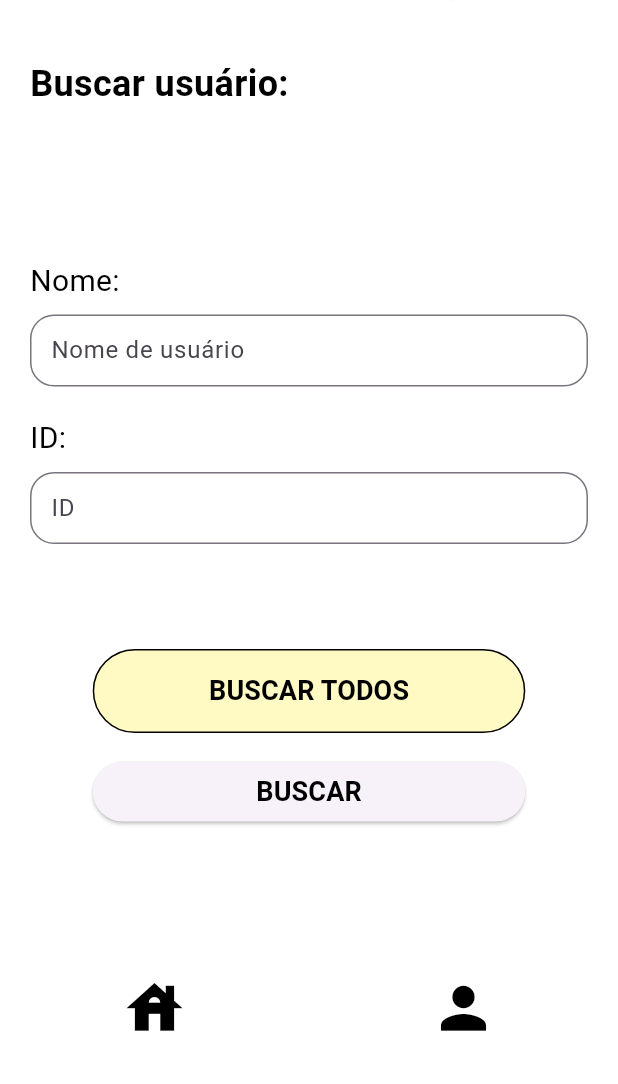
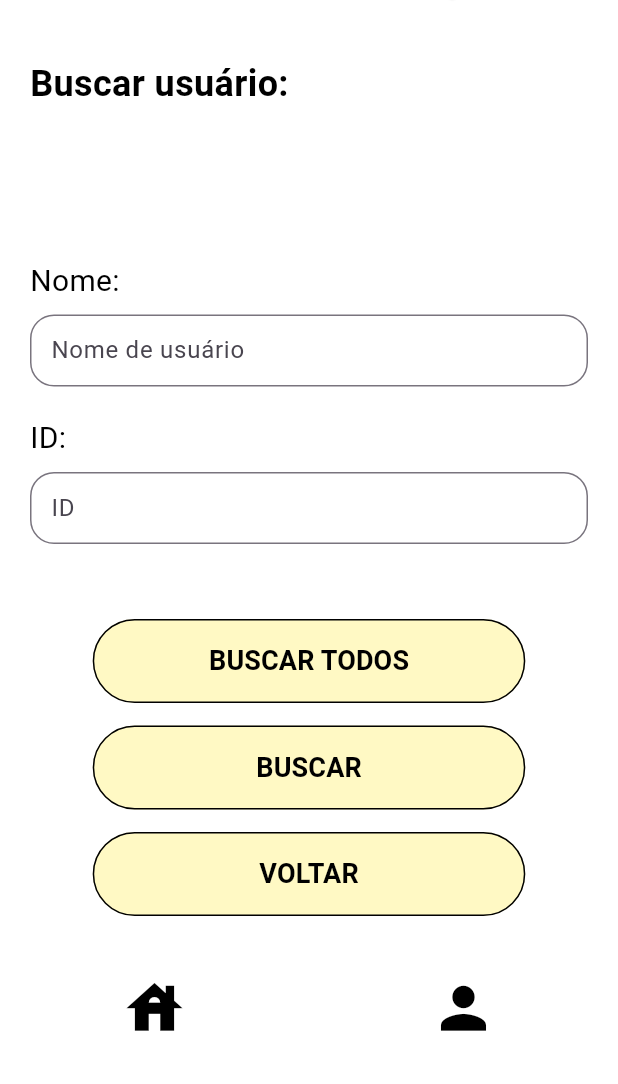
Before and after one commit to isallets/ProjetoFlutterMathkraft, a Flutter app: the TelaBuscarUsuario screen opened directly, on a phone screen of 412 x 824 dp, the part 152-1236 px from its top. Run offline on Flutter 3.47's test engine with Material 3 defaults, Android fonts, the phone set to English and light mode, and no system bars; our stand-ins replace sqflite; accounts and stored records are empty.

Commit message:
Ajustes em Bugs e Revisão de Código

```diff
--- a/mathkraft/lib/controller/user_controller.dart
+++ b/mathkraft/lib/controller/user_controller.dart
@@ -25,7 +25,7 @@ class UserController {
     final user = await _repository.login(username, senha);
 
     if (user != null) {
-      currentUser = user; // Guarda o usuário que logou.
+      currentUser = user;
 
       if (user is UserAdmin) {
         Navigator.pushReplacement(context, MaterialPageRoute(builder: (context) => const TelaAdmin()));
@@ -49,7 +49,7 @@ class UserController {
   }
 
   void logout(BuildContext context) {
-    currentUser = null; // Limpa os dados do usuário logado
+    currentUser = null;
 
     Navigator.of(context).pushAndRemoveUntil(
       MaterialPageRoute(builder: (context) => const TelaBoasVindas()),
@@ -118,6 +118,7 @@ class UserController {
       nome: user.nome,
       telefone: user.telefone,
       pontuacao: user.pontuacao,
+      ofensitvaCount: user.ofensitvaCount,
       senha: novaSenha,
     );
 
--- a/mathkraft/lib/dao/user_dao.dart
+++ b/mathkraft/lib/dao/user_dao.dart
@@ -9,7 +9,7 @@ class UserDAO {
 
     } catch (e) {
       print("ERRO AO INSERIR USUÁRIO: $e");
-      return -1; // Indica que houve um erro
+      return -1;
     }
   }
 
@@ -34,7 +34,6 @@ class UserDAO {
     List<Map> result = await db.query('user', where: 'nome = ?', whereArgs: [user],);
 
     if (result.isNotEmpty) {
-      // Converte o Map do banco para um objeto User
       return User.fromMap(result.first as Map<String, dynamic>);
     }
     return null;
@@ -45,7 +44,6 @@ class UserDAO {
     List<Map> result = await db.query('user', where: 'id = ?', whereArgs: [id],);
 
     if (result.isNotEmpty) {
-      // Converte o Map do banco para um objeto User
       return User.fromMap(result.first as Map<String, dynamic>);
     }
     return null;
--- a/mathkraft/lib/screens/tela_boas_vindas.dart
+++ b/mathkraft/lib/screens/tela_boas_vindas.dart
@@ -28,7 +28,6 @@ class _TelaBoasVindasState extends State<TelaBoasVindas> {
 
   @override
   void dispose() {
-    // Descarte os controladores para liberar recursos
     _nomeController.dispose();
     _senhaController.dispose();
     super.dispose();
--- a/mathkraft/lib/screens/tela_buscar_usuario.dart
+++ b/mathkraft/lib/screens/tela_buscar_usuario.dart
@@ -67,6 +67,7 @@ class _TelaBuscarUsuarioState extends State<TelaBuscarUsuario> {
 
   @override
   Widget build(BuildContext context) {
+
     return Scaffold(
       backgroundColor: Colors.white,
       appBar: const MathKraftHeader(),
@@ -126,7 +127,7 @@ class _TelaBuscarUsuarioState extends State<TelaBuscarUsuario> {
               borderWidth: 2.0,
             ),
 
-            const SizedBox(height: 70),
+            const SizedBox(height: 50),
 
             Center(
               child: SizedBox(
@@ -157,7 +158,6 @@ class _TelaBuscarUsuarioState extends State<TelaBuscarUsuario> {
             ),
             const SizedBox(height: 15),
 
-            // Botão BUSCAR
             Center(
               child: SizedBox(
                 width: MediaQuery.of(context).size.width * 0.7,
@@ -168,7 +168,7 @@ class _TelaBuscarUsuarioState extends State<TelaBuscarUsuario> {
                     final controller = UserController.instance;
                     User? usuarioEncontrado;
 
-               if (idDigitado.isNotEmpty) {
+                    if (idDigitado.isNotEmpty) {
                       final int? id = int.tryParse(idDigitado);
                       if (id != null) {
                         usuarioEncontrado = await controller.getUserById(id);
@@ -208,8 +208,46 @@ class _TelaBuscarUsuarioState extends State<TelaBuscarUsuario> {
                       ScaffoldMessenger.of(context).showSnackBar(const SnackBar(content: Text('Usuário não encontrado.'), backgroundColor: Colors.red));
                     }
                   },
+                  style: ElevatedButton.styleFrom(
+                    backgroundColor: _laranjaClaro,
+                    shape: RoundedRectangleBorder(
+                      borderRadius: BorderRadius.circular(30),
+                      side: const BorderSide(color: Colors.black, width: 1.0),
+                    ),
+                    padding: const EdgeInsets.symmetric(vertical: 15),
+                    elevation: 0,
+                  ),
                   child: const Text(
                     'BUSCAR',
+                    style: TextStyle(
+                      fontSize: 18,
+                      fontWeight: FontWeight.bold,
+                      color: Colors.black,
+                    ),
+                  ),
+                ),
+              ),
+            ),
+            const SizedBox(height: 15),
+
+            Center(
+              child: SizedBox(
+                width: MediaQuery.of(context).size.width * 0.7,
+                child: ElevatedButton(
+                  onPressed: () {
+                    Navigator.of(context).pop();
+                  },
+                  style: ElevatedButton.styleFrom(
+                    backgroundColor: _laranjaClaro,
+                    shape: RoundedRectangleBorder(
+                      borderRadius: BorderRadius.circular(30),
+                      side: const BorderSide(color: Colors.black, width: 1.0),
+                    ),
+                    padding: const EdgeInsets.symmetric(vertical: 15),
+                    elevation: 0,
+                  ),
+                  child: const Text(
+                    'VOLTAR',
                     style: TextStyle(
                       fontSize: 18,
                       fontWeight: FontWeight.bold,
--- a/mathkraft/lib/screens/tela_criar_pergunta.dart
+++ b/mathkraft/lib/screens/tela_criar_pergunta.dart
@@ -195,7 +195,6 @@ class _TelaCriarPerguntaState extends State<TelaCriarPergunta> {
                     child: DropdownMenu<String>(
                         initialSelection: opcoes[0],
                         onSelected: (String? value) {
-                          // This is called when the user selects an item.
                           setState(() {
                             valorDropDown1 = value!;
                           });
@@ -212,7 +211,6 @@ class _TelaCriarPerguntaState extends State<TelaCriarPergunta> {
                     child: DropdownMenu<String>(
                       initialSelection: opcoes[0],
                       onSelected: (String? value) {
-                        // This is called when the user selects an item.
                         setState(() {
                           valorDropDown2 = value!;
                         });
--- a/mathkraft/lib/screens/tela_inicial_jogos.dart
+++ b/mathkraft/lib/screens/tela_inicial_jogos.dart
@@ -8,7 +8,7 @@ import '../controller/pergunta_controller.dart';
 class TelaInicialJogos extends StatelessWidget {
   Future<void> _sortearPergunta(context) async{
         await PerguntaController.instance.sortearPergunta();
-        Navigator.pushReplacement(context, MaterialPageRoute(builder: (context) => TelaJogo()));
+        Navigator.push(context, MaterialPageRoute(builder: (context) => TelaJogo()));
       }
 
   @override
@@ -142,7 +142,7 @@ class TelaInicialJogos extends StatelessWidget {
                           //botão jogar dentro do quadrado amarelo
                           ElevatedButton(
                             onPressed: () {
-                              Navigator.pushReplacement(context, MaterialPageRoute(builder: (context) => TelaJogo()));
+                              _sortearPergunta(context);
                             },
                             style: ElevatedButton.styleFrom(
                               backgroundColor: Colors.black,
--- a/mathkraft/lib/screens/tela_perfil.dart
+++ b/mathkraft/lib/screens/tela_perfil.dart
@@ -121,6 +121,12 @@ class _TelaPerfilState extends State<TelaPerfil>{
         );
       },
     );
+  }
+
+  @override
+  void initState() {
+    super.initState();
+
   }
 
   @override
```
Also changed, not shown: mathkraft/lib/controller/pergunta_controller.dart (+6 -2 lines), mathkraft/lib/screens/tela_buscar_todos_usuarios.dart (+21 -6 lines), mathkraft/lib/screens/tela_criar_conta.dart (+7 -12 lines), mathkraft/lib/screens/tela_editar_conta.dart (+6 -6 lines), mathkraft/lib/screens/tela_recuperar_senha.dart (+21 -0 lines).
